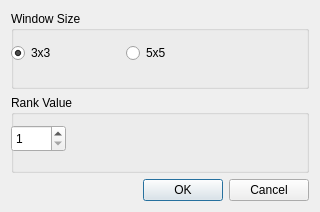
Above: rankfilterdialog.ui from mbobowsk/DarQwin before the change. Below: the same form after it.
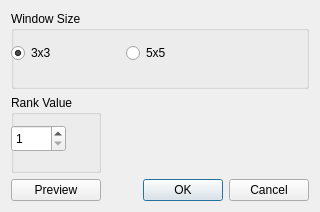
That is the form after the change.

Commit message: GUI do preview.

```diff
--- a/rankfilterdialog.ui
+++ b/rankfilterdialog.ui
@@ -14,7 +14,24 @@
    <string>Rank Filter</string>
   </property>
   <layout class="QGridLayout" name="gridLayout">
-   <item row="0" column="0">
+   <item row="2" column="1">
+    <widget class="QDialogButtonBox" name="buttonBox">
+     <property name="orientation">
+      <enum>Qt::Horizontal</enum>
+     </property>
+     <property name="standardButtons">
+      <set>QDialogButtonBox::Cancel|QDialogButtonBox::Ok</set>
+     </property>
+    </widget>
+   </item>
+   <item row="2" column="0">
+    <widget class="QPushButton" name="previewButton">
+     <property name="text">
+      <string>Preview</string>
+     </property>
+    </widget>
+   </item>
+   <item row="0" column="0" colspan="2">
     <widget class="QGroupBox" name="groupBox">
      <property name="title">
       <string>Window Size</string>
@@ -86,16 +103,6 @@
      </widget>
     </widget>
    </item>
-   <item row="2" column="0">
-    <widget class="QDialogButtonBox" name="buttonBox">
-     <property name="orientation">
-      <enum>Qt::Horizontal</enum>
-     </property>
-     <property name="standardButtons">
-      <set>QDialogButtonBox::Cancel|QDialogButtonBox::Ok</set>
-     </property>
-    </widget>
-   </item>
   </layout>
  </widget>
  <resources/>
```
Left out of the diff: 5 changed lines with no effect on the pictures. The commit also changes 32 other files.
